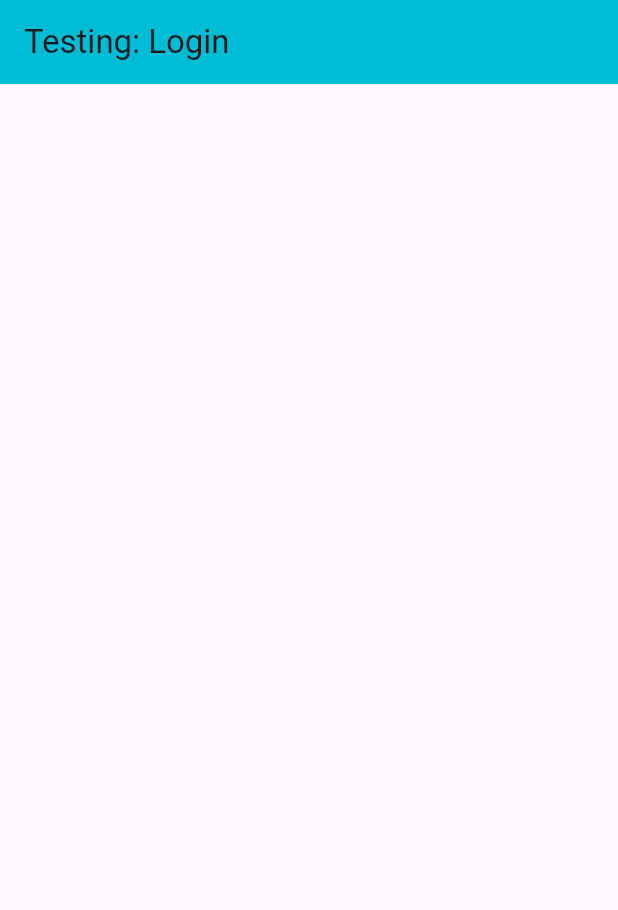
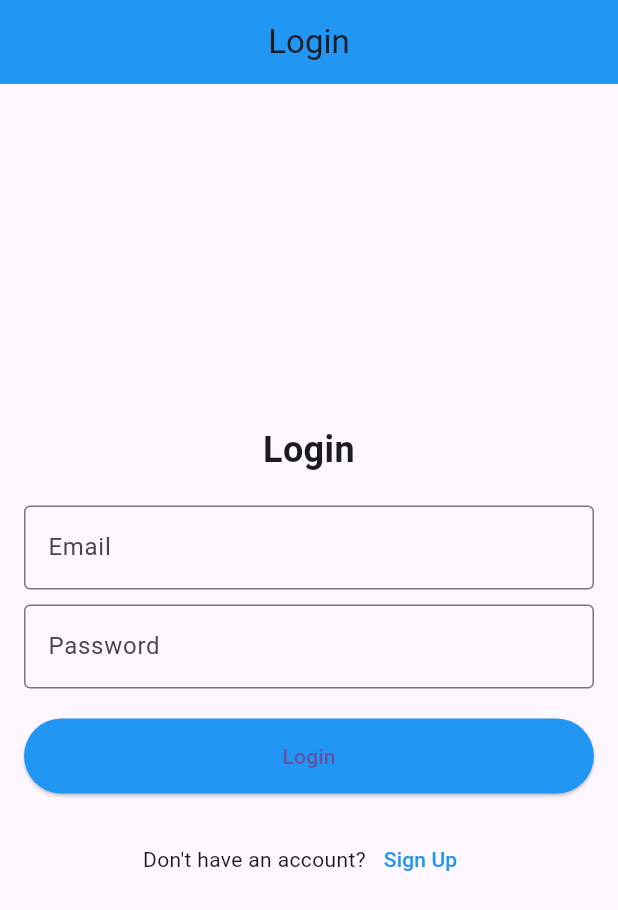
Before and after one commit to eternapaddler5/Field-Management-Mobile-Application, a Flutter app: the screen it shows after launch, on a phone screen of 412 x 824 dp. Shown: the top 910 px of the screen. Run offline on Flutter 3.47's test engine with Material 3 defaults, Android fonts, the phone set to English and light mode, and no system bars.

Commit message:
Code for User interface

```diff
--- a/lib/main.dart
+++ b/lib/main.dart
@@ -1,4 +1,7 @@
+import 'package:field_service_managemen_app/view/homeScreen.dart';
 import 'package:field_service_managemen_app/view/loginScreen.dart';
+import 'package:field_service_managemen_app/view/signUpScreen.dart';
+import 'package:field_service_managemen_app/view/splashScreen.dart';
 import'package:flutter/material.dart';
 
 void main (){
@@ -9,10 +12,16 @@
 
   @override
   Widget build(BuildContext context) {
-    return const MaterialApp(
+    return  MaterialApp(
+      debugShowCheckedModeBanner: false,
       // this comment is just to see if the changes are reflecting
       //seen arlene
-      home: LoginScreen(),
+      home: const SplashScreen(),
+      routes: {
+        '/homeScreen': (context) =>  const HomeScreen(),
+        '/signUpScreen': (context) => const SignUpScreen(),
+        '/loginScreen': (context) => const LoginScreen(),
+      },
     );
   }
 }
--- a/lib/view/loginScreen.dart
+++ b/lib/view/loginScreen.dart
@@ -12,8 +12,70 @@ class _LoginScreenState extends State<LoginScreen> {
   Widget build(BuildContext context) {
     return Scaffold(
       appBar: AppBar(
-        backgroundColor: Colors.cyan,
-        title: const Text("Testing: Login"),
+        backgroundColor: Colors.blue,
+        title: const Text("Login"),
+        centerTitle: true,
+      ),
+      body: Padding(
+        padding: const EdgeInsets.all(16.0),
+        child: Center(
+          child: SingleChildScrollView(
+            child: Column(
+              mainAxisAlignment: MainAxisAlignment.center,
+              crossAxisAlignment: CrossAxisAlignment.stretch,
+              children: [
+                const Text(
+                  "Login",
+                  style: TextStyle(fontSize: 24, fontWeight: FontWeight.bold),
+                  textAlign: TextAlign.center,
+                ),
+                const SizedBox(height: 20),
+                const TextField(
+                  decoration: InputDecoration(
+                    labelText: 'Email',
+                    border: OutlineInputBorder(),
+                  ),
+                  keyboardType: TextInputType.emailAddress,
+                ),
+                const SizedBox(height: 10),
+                const TextField(
+                  decoration: InputDecoration(
+                    labelText: 'Password',
+                    border: OutlineInputBorder(),
+                  ),
+                  obscureText: true,
+                ),
+                const SizedBox(height: 20),
+                ElevatedButton(
+                  onPressed: () {
+                    Navigator.pushNamed(context, '/homeScreen');
+                  },
+                  style: ElevatedButton.styleFrom(
+                    backgroundColor: Colors.blue,
+                    padding: const EdgeInsets.symmetric(vertical: 15),
+                  ),
+                  child: const Text('Login'),
+                ),
+                const SizedBox(height: 20),
+                Row(
+                  mainAxisAlignment: MainAxisAlignment.center,
+                  children: [
+                    const Text("Don't have an account?"),
+                    TextButton(
+                      onPressed: () {
+                        Navigator.pushNamed(context, "/signUpScreen");
+                      },
+                      child: const Text(
+                        "Sign Up",
+                        style: TextStyle(color: Colors.blue),
+                      ),
+                    ),
+                  ],
+                ),
+              ],
+            ),
+          ),
+        ),
       ),
     );
   }
--- a/pubspec.yaml
+++ b/pubspec.yaml
@@ -46,6 +46,9 @@ dev_dependencies:
   # package. See that file for information about deactivating specific lint
   # rules and activating additional ones.
   flutter_lints: ^3.0.0
+  cloud_firestore: ^5.4.0
+  firebase_auth: ^5.2.0
+  firebase_storage: ^12.2.0
 
 # For information on the generic Dart part of this file, see the
 # following page: https://dart.dev/tools/pub/pubspec
```
Also changed, not shown: lib/view/homeScreen.dart (+20 -0 lines), lib/view/signUpScreen.dart (added, +178 -0 lines), lib/view/splashScreen.dart (added, +38 -0 lines), lib/view/signupScreen.dart (deleted), pubspec.lock, 4 other files.
